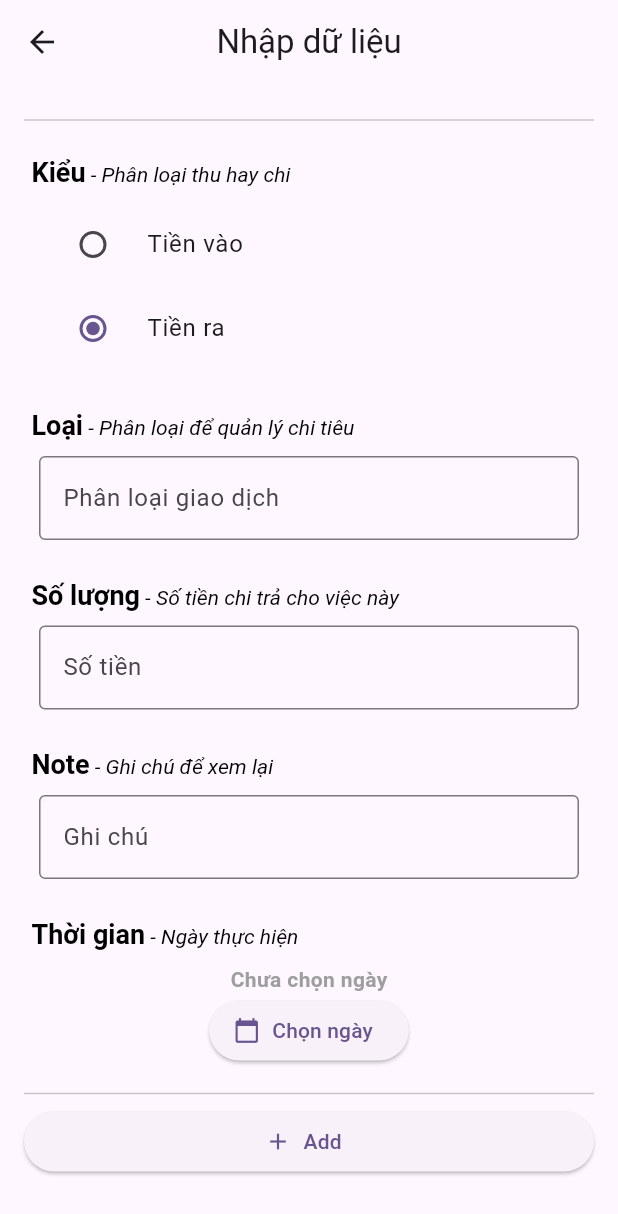
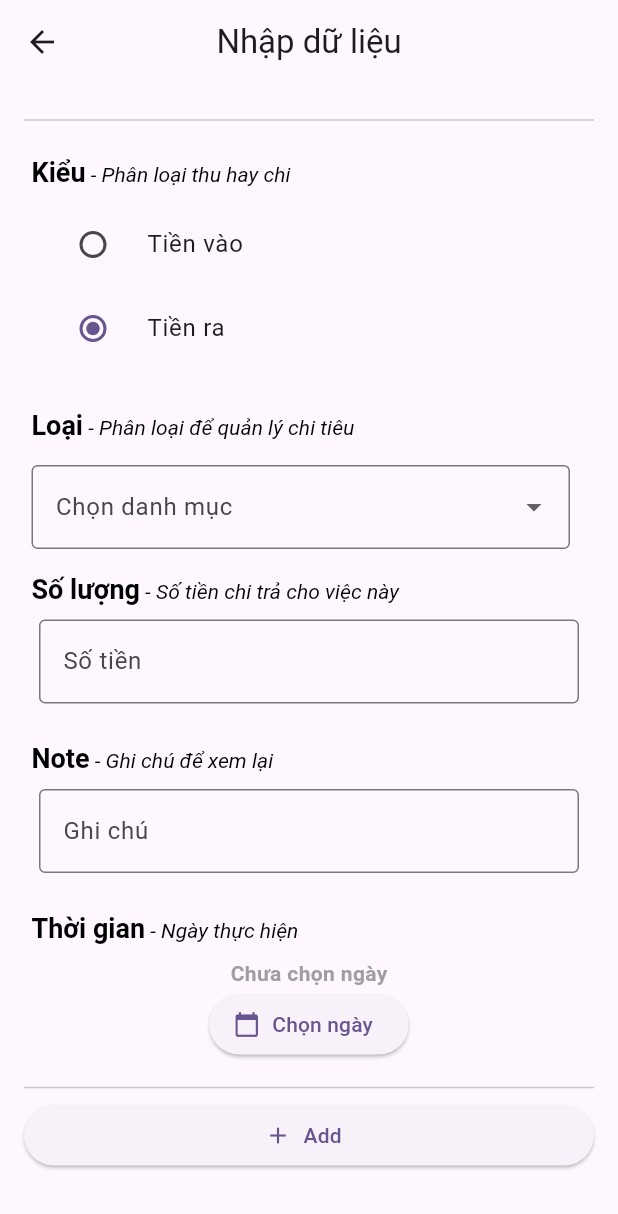
Before and after one commit to LeTienIT/vi_nho_flutter, a Flutter app: the screen it shows after launch, after a tap on the "add" icon, on a phone screen of 412 x 824 dp. Shown: the top 1214 px of the screen. Run offline on Flutter 3.47's test engine with Material 3 defaults, Android fonts, the phone set to English and light mode, and no system bars; our stand-ins replace sqflite; missing offline and left inert: dart:ffi; accounts and stored records are empty.

Commit message:
sửa view thêm-sửa giao dịch -> dữ liệu category riêng, thêm widget về category

```diff
--- a/lib/main.dart
+++ b/lib/main.dart
@@ -1,5 +1,6 @@
 import 'package:flutter/material.dart';
 import 'package:provider/provider.dart';
+import 'package:vi_nho/viewmodels/categoryVM.dart';
 import 'package:vi_nho/viewmodels/filterVM.dart';
 import 'package:vi_nho/views/addTransactionView.dart';
 import 'package:vi_nho/viewmodels/transactionVM.dart';
@@ -13,7 +14,8 @@ void main() {
     MultiProvider(
       providers: [
         ChangeNotifierProvider(create: (_) => TransactionVM()..initData()),
-        ChangeNotifierProvider(create: (_) => FilterVM())
+        ChangeNotifierProvider(create: (_) => FilterVM()),
+        ChangeNotifierProvider(create: (_) => CategoryVM()..initData())
       ],
       child: const MyApp(),
     )
--- a/lib/models/categoryModel.dart
+++ b/lib/models/categoryModel.dart
@@ -18,9 +18,9 @@ class CategoryModel{
   factory CategoryModel.fromMap(Map<String, dynamic> category){
     return CategoryModel(
         name: category[DBConstants.columnName] as String,
-        icon: category[DBConstants.columnIcon] as String,
-        color: category[DBConstants.columnColor] as String,
-        note: category[DBConstants.columnNote] as String,
+        icon: category[DBConstants.columnIcon] ?? '',
+        color: category[DBConstants.columnColor] ?? '',
+        note: category[DBConstants.columnNote] ?? '',
     );
   }
 }
--- a/lib/services/database.dart
+++ b/lib/services/database.dart
@@ -94,7 +94,7 @@ class DatabaseService{
   }
 
   Future<List<CategoryModel>> selectAllCategory() async{
-    final rs = await (await db).query(DBConstants.tableCategory, orderBy: 'id DESC');
+    final rs = await (await db).query(DBConstants.tableCategory);
     return rs.map( (t) => CategoryModel.fromMap(t) ).toList();
   }
 
--- a/lib/viewmodels/categoryVM.dart
+++ b/lib/viewmodels/categoryVM.dart
@@ -7,13 +7,26 @@ class CategoryVM extends ChangeNotifier{
   bool isLoad = false;
   final _db = DatabaseService();
   final List<CategoryModel> _categoryList = [];
+  CategoryModel? categorySelect;
 
   List<CategoryModel> get categoryList => _categoryList;
+
+  void setSelect(CategoryModel c){
+    categorySelect = c;
+    notifyListeners();
+  }
+  void clearSelect(){
+    categorySelect = null;
+    notifyListeners();
+  }
 
   Future<void> initData() async{
     final data = await _db.selectAllCategory();
     _categoryList.addAll(data);
+    CategoryModel c = CategoryModel(name: 'Khác');
+    _categoryList.add(c);
     isLoad = true;
+    notifyListeners();
   }
 
   Future<void> insertCategory(CategoryModel t) async{
@@ -36,4 +49,15 @@ class CategoryVM extends ChangeNotifier{
     await _db.deleteC(id);
     _categoryList.removeWhere((t) => t.name == id);
     notifyListeners();  }
+
+  CategoryModel? findName(String name){
+    int index = _categoryList.indexWhere((c) => c.name == name);
+
+    if(index != -1){
+      return _categoryList[index];
+    }
+    else{
+      return null;
+    }
+  }
 }
--- a/lib/views/addTransactionView.dart
+++ b/lib/views/addTransactionView.dart
@@ -5,7 +5,9 @@ import 'package:flutter/material.dart';
 import 'package:intl/intl.dart';
 import 'package:provider/provider.dart';
 import 'package:vi_nho/models/transactionModel.dart';
+import 'package:vi_nho/viewmodels/categoryVM.dart';
 import 'package:vi_nho/viewmodels/transactionVM.dart';
+import 'package:vi_nho/widgets/categoryPicker.dart';
 import 'package:vi_nho/widgets/sessionTitle.dart';
 
 import '../widgets/dateTimeInput.dart';
@@ -23,7 +25,6 @@ class AddTransactionView extends StatefulWidget{
 class _AddTransactionView extends State<AddTransactionView>{
   String? _type = 'Chi';
   final _formKey = GlobalKey<FormState>();
-  final TextEditingController _category = TextEditingController();
   final TextEditingController _amount = TextEditingController();
   final TextEditingController _note = TextEditingController();
   DateTime? dateTime;
@@ -32,9 +33,9 @@ class _AddTransactionView extends State<AddTransactionView>{
   @override
   void dispose() {
     super.dispose();
-    _category.dispose();
     _amount.dispose();
     _note.dispose();
+
   }
 
   @override
@@ -66,7 +67,7 @@ class _AddTransactionView extends State<AddTransactionView>{
                 ),
 
                 SessionTitle(title: 'Loại', subtitle: 'Phân loại để quản lý chi tiêu',),
-                TextForm(category: _category, title: 'Phân loại giao dịch', hint: 'VD: ăn uống, mua săm, ...', validator: InputValidators.categoryValidator),
+                CategoryPicker(),
 
                 SessionTitle(title: 'Số lượng', subtitle: 'Số tiền chi trả cho việc này',),
                 NumberForm(amount: _amount, title: 'Số tiền', hint: 'VD: 20.000', validator: InputValidators.amountValidator,),
@@ -84,6 +85,7 @@ class _AddTransactionView extends State<AddTransactionView>{
                     Expanded(
                         child: ElevatedButton.icon(
                           onPressed: () async{
+                            print("Dữ liệu mới: ${context.read<CategoryVM>().categorySelect!.name}");
                             if(_formKey.currentState!.validate()){
                               if(dateTime == null){
                                 ScaffoldMessenger.of(context).showSnackBar(
@@ -99,7 +101,7 @@ class _AddTransactionView extends State<AddTransactionView>{
                             TransactionModel t = new TransactionModel(
                                 type: _type!,
                                 amount: double.parse(_amount.text),
-                                category: _category.text,
+                                category: context.read<CategoryVM>().categorySelect!.name,
                                 note: _note.text,
                                 dateTime: dateTime!
                             );
--- a/lib/views/transactionView.dart
+++ b/lib/views/transactionView.dart
@@ -2,6 +2,7 @@
 import 'package:flutter/cupertino.dart';
 import 'package:flutter/material.dart';
 import 'package:provider/provider.dart';
+import 'package:vi_nho/viewmodels/categoryVM.dart';
 import 'package:vi_nho/viewmodels/filterVM.dart';
 import 'package:vi_nho/viewmodels/transactionVM.dart';
 import 'package:vi_nho/widgets/filterSection.dart';
@@ -19,6 +20,11 @@ class _TransactionListView extends State<TransactionListView>{
   Widget build(BuildContext context) {
     final transactionVM = context.watch<TransactionVM>();
     final filterVM = context.watch<FilterVM>();
+    final categoryVM = context.watch<CategoryVM>();
+
+    if(!transactionVM.isLoad || !categoryVM.isLoad){
+      return CircularProgressIndicator();
+    }
     return Scaffold(
       appBar: AppBar(
         title: Text(
@@ -28,14 +34,6 @@ class _TransactionListView extends State<TransactionListView>{
           ),
         ),
         centerTitle: true,
-        actions: [
-          IconButton(
-              onPressed: (){
-                Navigator.pushNamed(context, '/transaction-add');
-              },
-              icon: Icon(Icons.add, size: 30,)
-          )
-        ],
       ),
       body: Column(
         mainAxisSize: MainAxisSize.max,
@@ -83,7 +81,8 @@ class _TransactionListView extends State<TransactionListView>{
                           SnackBar(content: Text('Đã xóa'),duration: Duration(seconds: 1),)
                       );
                     },
-                    child: TransactionItem(transactionModel: item,
+                    child: TransactionItem(
+                      transactionModel: item,
                       isActive: transactionVM.isActive(item.id!),
                       onTap: () {
                         transactionVM.setActiveItem(
@@ -91,6 +90,10 @@ class _TransactionListView extends State<TransactionListView>{
                         );
                       },
                       onDetailPressed: () {
+                        final selectedCategory = categoryVM.findName(item.category);
+                        if (selectedCategory != null) {
+                          categoryVM.setSelect(selectedCategory);
+                        }
                         Navigator.pushNamed(context, '/transaction-edit',arguments: item);
                       },
                     ),
@@ -101,6 +104,15 @@ class _TransactionListView extends State<TransactionListView>{
 
         ],
       ),
+      floatingActionButton: FloatingActionButton(
+        onPressed: () {
+          if (categoryVM.categorySelect != null) {
+            categoryVM.setSelect(categoryVM.categoryList.first);
+          }
+          Navigator.pushNamed(context, '/transaction-add');
+        },
+        child: Icon(Icons.add),
+      ),
     );
   }
 }
--- /dev/null
+++ b/lib/widgets/categoryPicker.dart
@@ -0,0 +1,41 @@
+import 'package:flutter/cupertino.dart';
+import 'package:flutter/material.dart';
+import 'package:provider/provider.dart';
+import 'package:vi_nho/models/categoryModel.dart';
+import 'package:vi_nho/viewmodels/categoryVM.dart';
+
+class CategoryPicker extends StatelessWidget{
+  const CategoryPicker({super.key});
+
+  @override
+  Widget build(BuildContext context) {
+    final categoryVM = context.watch<CategoryVM>();
+    return Padding(
+        padding: EdgeInsets.only(top: 16, right: 16, left: 5),
+        child:  DropdownButtonFormField<CategoryModel>(
+          value: categoryVM.categorySelect,
+          decoration: InputDecoration(
+              labelText: 'Chọn danh mục',
+              border: OutlineInputBorder()
+          ),
+          items: categoryVM.categoryList.map((c){
+            return DropdownMenuItem<CategoryModel>(
+                value: c,
+                child: Text(c.name)
+            );
+          }).toList(),
+          onChanged: (value){
+            if(value != null) {
+              categoryVM.setSelect(value);
+            }
+          },
+          validator: (value) {
+            if (value == null) {
+              return 'Vui lòng chọn danh mục';
+            }
+            return null;
+          },
+        ),
+    );
+  }
+}
--- a/lib/widgets/numberForm.dart
+++ b/lib/widgets/numberForm.dart
@@ -7,7 +7,7 @@ class NumberForm extends StatelessWidget {
   final String? hint;
   final String? Function(String?)? validator;
 
-  NumberForm({super.key, required this.amount, this.validator, required this.title, this.hint=''});
+  const NumberForm({super.key, required this.amount, this.validator, required this.title, this.hint=''});
 
   @override
   Widget build(BuildContext context) {
```
Also changed, not shown: lib/views/editTransactionView.dart (+7 -2 lines).
